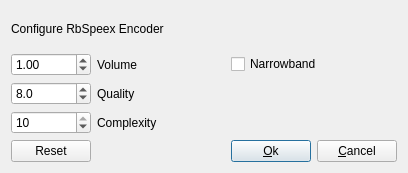
Old version of the form rbutil/rbutilqt/rbspeexcfgfrm.ui in the repository Rockbox-Chinese-Community/Rockbox-RCC.
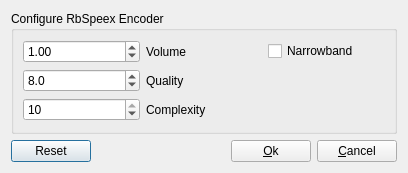
New version of the form. Icons and pictures are not drawn.

Commit message: rbutil: correct some UI texts, and made the rbspeex config dialog a bit nicer.

```diff
--- a/rbutil/rbutilqt/rbspeexcfgfrm.ui
+++ b/rbutil/rbutilqt/rbspeexcfgfrm.ui
@@ -14,13 +14,12 @@
   </property>
   <layout class="QGridLayout" >
    <item row="0" column="0" colspan="4" >
-    <widget class="QLabel" name="labelTitle" >
-     <property name="text" >
+    <widget class="QGroupBox" name="groupBox" >
+     <property name="title" >
       <string>Configure RbSpeex Encoder</string>
      </property>
-    </widget>
-   </item>
-   <item row="1" column="0" >
+     <layout class="QGridLayout" >
+      <item row="0" column="0" >
     <widget class="QDoubleSpinBox" name="volume" >
      <property name="maximum" >
       <double>10.000000000000000</double>
@@ -33,21 +32,21 @@
      </property>
     </widget>
    </item>
-   <item row="1" column="1" >
+      <item row="0" column="1" >
     <widget class="QLabel" name="label_2" >
      <property name="text" >
       <string>Volume</string>
      </property>
     </widget>
    </item>
-   <item row="1" column="2" colspan="2" >
+      <item row="0" column="2" >
     <widget class="QCheckBox" name="narrowband" >
      <property name="text" >
       <string>Narrowband</string>
      </property>
     </widget>
    </item>
-   <item row="2" column="0" >
+      <item row="1" column="0" >
     <widget class="QDoubleSpinBox" name="quality" >
      <property name="decimals" >
       <number>1</number>
@@ -63,14 +62,14 @@
      </property>
     </widget>
    </item>
-   <item row="2" column="1" >
+      <item row="1" column="1" colspan="2" >
     <widget class="QLabel" name="label" >
      <property name="text" >
       <string>Quality</string>
      </property>
     </widget>
    </item>
-   <item row="3" column="0" >
+      <item row="2" column="0" >
     <widget class="QSpinBox" name="complexity" >
      <property name="maximum" >
       <number>10</number>
@@ -80,14 +79,24 @@
      </property>
     </widget>
    </item>
-   <item row="3" column="1" >
+      <item row="2" column="1" colspan="2" >
     <widget class="QLabel" name="label_3" >
      <property name="text" >
       <string>Complexity</string>
      </property>
     </widget>
    </item>
-   <item row="4" column="1" >
+     </layout>
+    </widget>
+   </item>
+   <item row="1" column="0" >
+    <widget class="QPushButton" name="reset" >
+     <property name="text" >
+      <string>Reset</string>
+     </property>
+    </widget>
+   </item>
+   <item row="1" column="1" >
     <spacer>
      <property name="orientation" >
       <enum>Qt::Horizontal</enum>
@@ -100,7 +109,7 @@
      </property>
     </spacer>
    </item>
-   <item row="4" column="2" >
+   <item row="1" column="2" >
     <widget class="QPushButton" name="buttonOk" >
      <property name="text" >
       <string>&amp;Ok</string>
@@ -110,7 +119,7 @@
      </property>
     </widget>
    </item>
-   <item row="4" column="3" >
+   <item row="1" column="3" >
     <widget class="QPushButton" name="buttonCancel" >
      <property name="text" >
       <string>&amp;Cancel</string>
@@ -120,13 +129,6 @@
      </property>
     </widget>
    </item>
-   <item row="4" column="0" >
-    <widget class="QPushButton" name="reset" >
-     <property name="text" >
-      <string>Reset</string>
-     </property>
-    </widget>
-   </item>
   </layout>
  </widget>
  <resources>
```
Lines whose indentation alone changed are shown as unchanged. The commit also changes 1 other file.
